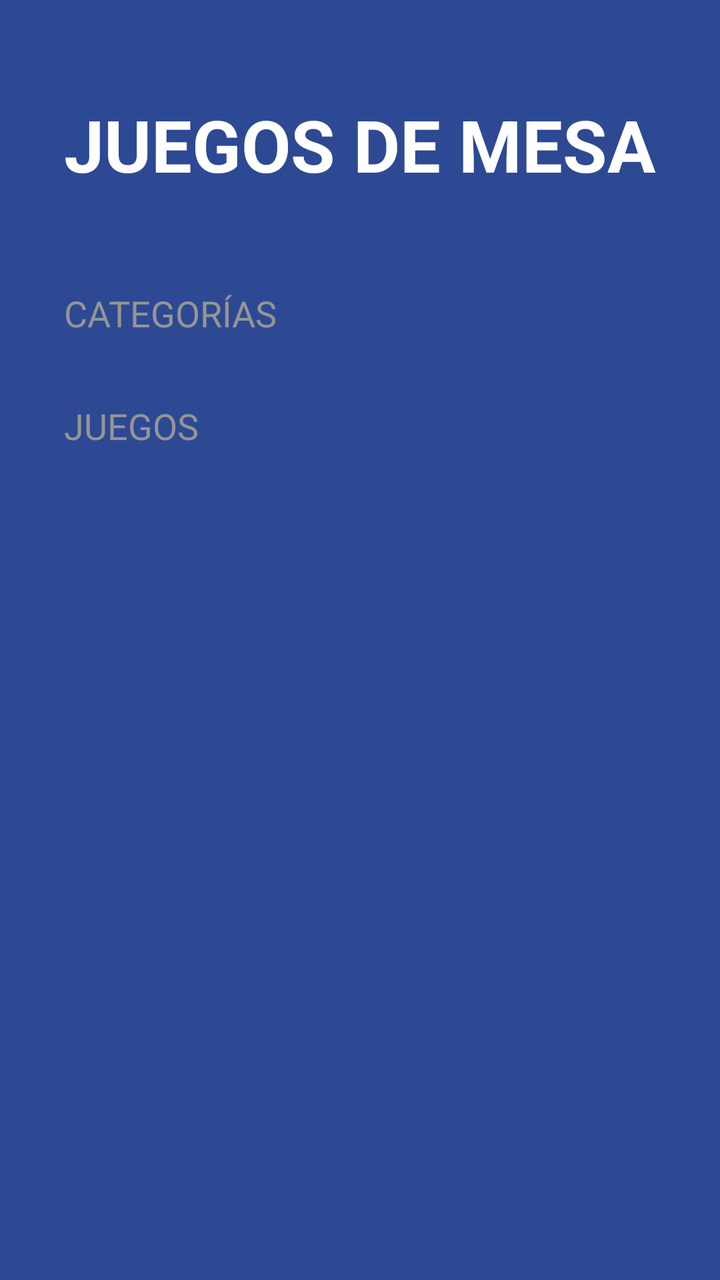
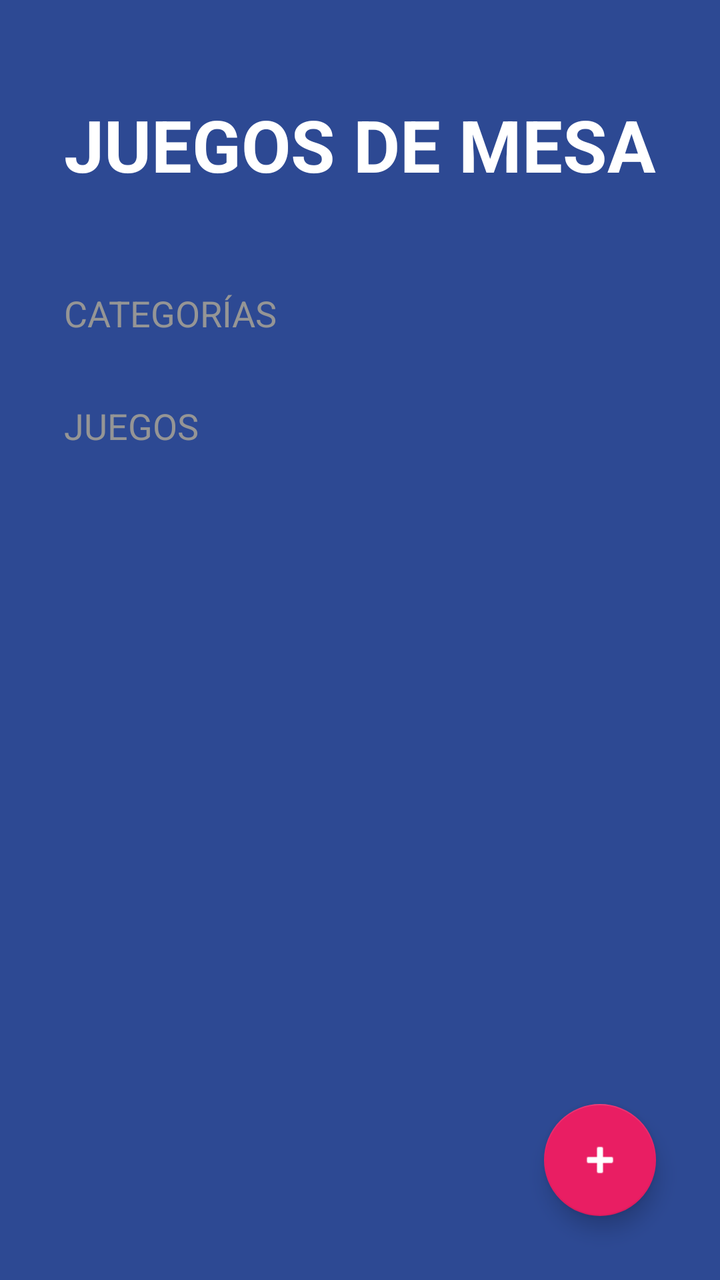

Compare the two renders of this Android layout. The source of the first and the diff that turns it into the second are given below.
<!-- AndroidManifest.xml: activity theme Theme.BoardgamesApp -->
<!-- res/layout/activity_boardgames.xml -->
<?xml version="1.0" encoding="utf-8"?>
<LinearLayout xmlns:android="http://schemas.android.com/apk/res/android"
    xmlns:app="http://schemas.android.com/apk/res-auto"
    xmlns:tools="http://schemas.android.com/tools"
    android:id="@+id/main"
    android:layout_width="match_parent"
    android:layout_height="match_parent"
    android:background="@color/bgapp_background_app"
    tools:context=".BoardgamesApp.BoardgamesActivity"
    android:orientation="vertical">

    <TextView
        android:layout_width="wrap_content"
        android:layout_height="wrap_content"
        android:layout_marginHorizontal="32dp"
        android:layout_marginVertical="48dp"
        android:text="@string/boardgames"
        android:textAllCaps="true"
        android:textSize="36sp"
        android:textColor="@color/white"
        android:textStyle="bold"/>

    <TextView
        style="@style/BoardgamesSubtitle"
        android:layout_width="wrap_content"
        android:layout_height="wrap_content"
        android:text="@string/categories"/>
    
    <androidx.recyclerview.widget.RecyclerView
        android:id="@+id/rvCategories"
        android:layout_width="match_parent"
        android:layout_height="wrap_content"/>

    <TextView
        style="@style/BoardgamesSubtitle"
        android:layout_width="wrap_content"
        android:layout_height="wrap_content"
        android:layout_marginTop="32dp"
        android:text="@string/games"/>

    <androidx.recyclerview.widget.RecyclerView
        android:id="@+id/rvGames"
        android:layout_width="match_parent"
        android:layout_height="wrap_content"
        android:layout_marginTop="16dp"
        android:layout_marginHorizontal="32dp"/>

</LinearLayout>
<!-- resources referenced by this layout -->
<resources>
  <color name="bgapp_background_app">#FF2D4993</color>
  <color name="white">#FFFFFFFF</color>
  <string name="boardgames">Juegos de mesa</string>
  <string name="categories">Categorías</string>
  <string name="games">Juegos</string>
  <style name="BoardgamesSubtitle">
          <item name="android:textAllCaps">true</item>
          <item name="android:textSize">18sp</item>
          <item name="android:textColor">@color/bgapp_subtitle_text</item>
          <item name="android:layout_marginHorizontal" tools:targetApi="o">32dp</item>
      </style>
  <style name="Theme.BoardgamesApp" parent="Theme.MaterialComponents.DayNight.NoActionBar">
          <item name="colorPrimary">@color/purple_500</item>
          <item name="colorPrimaryVariant">@color/purple_700</item>
          <item name="colorOnPrimary">@color/white</item>
          <item name="colorSecondary">@color/teal_200</item>
          <item name="colorSecondaryVariant">@color/teal_700</item>
          <item name="colorOnSecondary">@color/black</item>
          <item name="android:statusBarColor">@color/bgapp_background_app</item>
      </style>
  <color name="bgapp_subtitle_text">#959595</color>
  <color name="purple_500">#FF6200EE</color>
  <color name="purple_700">#FF3700B3</color>
  <color name="teal_200">#FF03DAC5</color>
  <color name="teal_700">#FF018786</color>
  <color name="black">#FF000000</color>
</resources>

<!-- the commit's change to res/layout/activity_boardgames.xml (unified diff, before → after) -->
@@ -1,48 +1,65 @@
 <?xml version="1.0" encoding="utf-8"?>
-<LinearLayout xmlns:android="http://schemas.android.com/apk/res/android"
+<FrameLayout xmlns:android="http://schemas.android.com/apk/res/android"
     xmlns:app="http://schemas.android.com/apk/res-auto"
     xmlns:tools="http://schemas.android.com/tools"
-    android:id="@+id/main"
-    android:layout_width="match_parent"
     android:layout_height="match_parent"
-    android:background="@color/bgapp_background_app"
-    tools:context=".BoardgamesApp.BoardgamesActivity"
-    android:orientation="vertical">
+    android:layout_width="match_parent">
 
-    <TextView
+    <LinearLayout
+        android:id="@+id/main"
+        android:layout_width="match_parent"
+        android:layout_height="match_parent"
+        android:background="@color/bgapp_background_app"
+        android:orientation="vertical"
+        tools:context=".BoardgamesApp.BoardgamesActivity">
+
+        <TextView
+            android:layout_width="wrap_content"
+            android:layout_height="wrap_content"
+            android:layout_marginHorizontal="32dp"
+            android:layout_marginVertical="48dp"
+            android:text="@string/boardgames"
+            android:textAllCaps="true"
+            android:textColor="@color/white"
+            android:textSize="36sp"
+            android:textStyle="bold" />
+
+        <TextView
+            style="@style/BoardgamesSubtitle"
+            android:layout_width="wrap_content"
+            android:layout_height="wrap_content"
+            android:text="@string/categories" />
+
+        <androidx.recyclerview.widget.RecyclerView
+            android:id="@+id/rvCategories"
+            android:layout_width="match_parent"
+            android:layout_height="wrap_content" />
+
+        <TextView
+            style="@style/BoardgamesSubtitle"
+            android:layout_width="wrap_content"
+            android:layout_height="wrap_content"
+            android:layout_marginTop="32dp"
+            android:text="@string/games" />
+
+        <androidx.recyclerview.widget.RecyclerView
+            android:id="@+id/rvGames"
+            android:layout_width="match_parent"
+            android:layout_height="wrap_content"
+            android:layout_marginHorizontal="32dp"
+            android:layout_marginTop="16dp" />
+
+    </LinearLayout>
+    
+    <com.google.android.material.floatingactionbutton.FloatingActionButton
+        android:id="@+id/fabAddGame"
         android:layout_width="wrap_content"
         android:layout_height="wrap_content"
-        android:layout_marginHorizontal="32dp"
-        android:layout_marginVertical="48dp"
-        android:text="@string/boardgames"
-        android:textAllCaps="true"
-        android:textSize="36sp"
-        android:textColor="@color/white"
-        android:textStyle="bold"/>
-
-    <TextView
-        style="@style/BoardgamesSubtitle"
-        android:layout_width="wrap_content"
-        android:layout_height="wrap_content"
-        android:text="@string/categories"/>
+        android:layout_gravity="bottom|end"
+        android:layout_margin="32dp"
+        android:src="@android:drawable/ic_input_add"
+        android:contentDescription="Añade un juego"
+        app:backgroundTint="@color/bgapp_accent"
+        app:tint="@color/white"/>
     
-    <androidx.recyclerview.widget.RecyclerView
-        android:id="@+id/rvCategories"
-        android:layout_width="match_parent"
-        android:layout_height="wrap_content"/>
-
-    <TextView
-        style="@style/BoardgamesSubtitle"
-        android:layout_width="wrap_content"
-        android:layout_height="wrap_content"
-        android:layout_marginTop="32dp"
-        android:text="@string/games"/>
-
-    <androidx.recyclerview.widget.RecyclerView
-        android:id="@+id/rvGames"
-        android:layout_width="match_parent"
-        android:layout_height="wrap_content"
-        android:layout_marginTop="16dp"
-        android:layout_marginHorizontal="32dp"/>
-
-</LinearLayout>
+</FrameLayout>
<!-- resource entries referenced after the edit -->
@@ -1,5 +1,6 @@
 <!-- resources referenced by this layout -->
 <resources>
+  <color name="bgapp_accent">#E91E63</color>
   <color name="bgapp_background_app">#FF2D4993</color>
   <color name="white">#FFFFFFFF</color>
   <string name="boardgames">Juegos de mesa</string>
